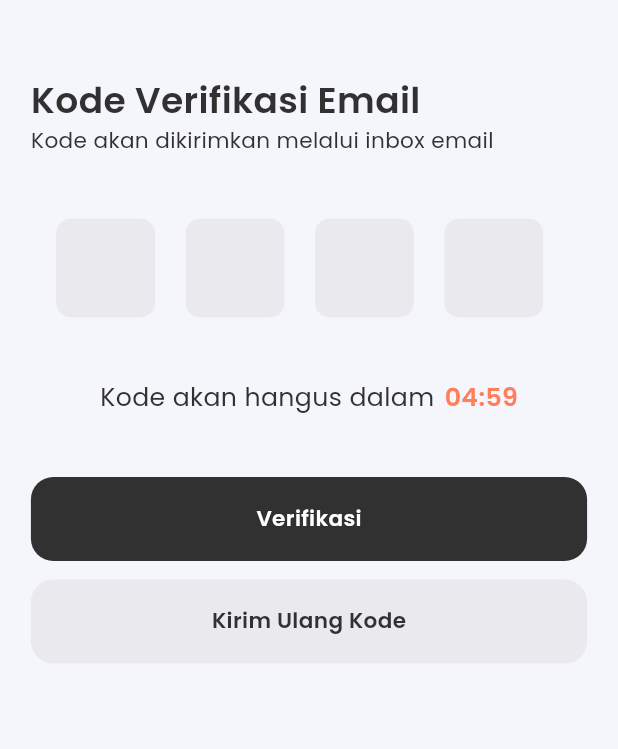
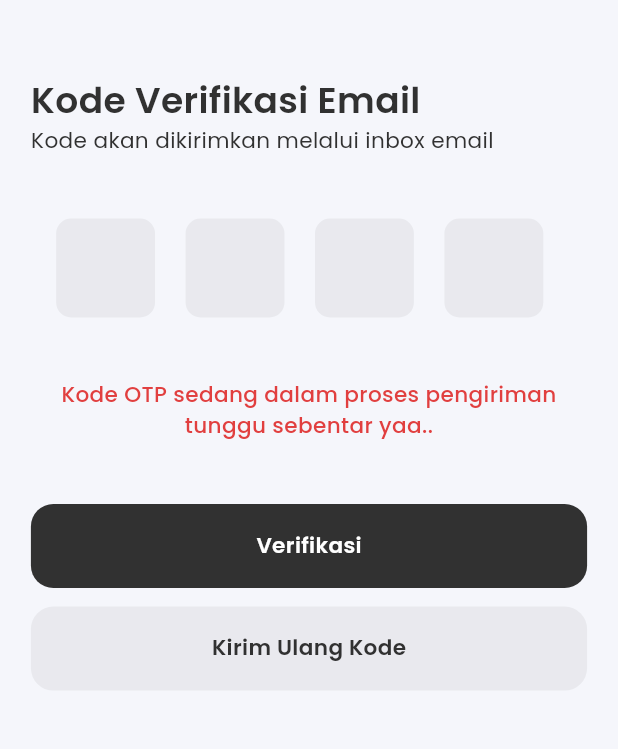
Before and after one commit to Ratih-Shinta/Fun-Education-App, a Flutter app: the VerificationResetPasswordPageView screen opened by its route, on a phone screen of 412 x 824 dp, the part 88-837 px from its top. Run offline on Flutter 3.47's test engine with Material 3 defaults, Android fonts, the phone set to English and light mode, and no system bars; drawn by our look-alikes of auto_size_text, pinput; our stand-ins replace dio, dropdown_button2, easy_date_timeline, firebase_core, firebase_messaging, fl_chart and 10 more; accounts and stored records are empty; network calls fail.

Commit message:
feat [RS] : add otp condition

```diff
--- a/lib/app/pages/reset-password-page/items/verification_reset_password_view.dart
+++ b/lib/app/pages/reset-password-page/items/verification_reset_password_view.dart
@@ -1,5 +1,6 @@
 import 'package:auto_size_text/auto_size_text.dart';
 import 'package:flutter/material.dart';
+import 'package:flutter/widgets.dart';
 import 'package:flutter_svg/svg.dart';
 import 'package:fun_education_app/app/global-component/common_button.dart';
 import 'package:fun_education_app/app/pages/reset-password-page/reset_password_page_controller.dart';
@@ -7,7 +8,8 @@ import 'package:fun_education_app/common/helper/themes.dart';
 import 'package:get/get.dart';
 import 'package:pinput/pinput.dart';
 
-class VerificationResetPasswordPageView extends GetView<ResetPasswordPageController> {
+class VerificationResetPasswordPageView
+    extends GetView<ResetPasswordPageController> {
   @override
   Widget build(BuildContext context) {
     final Size mediaQuery = MediaQuery.of(context).size;
@@ -90,7 +92,17 @@ class VerificationResetPasswordPageView extends GetView<ResetPasswordPageControl
                   ),
                 ),
                 SizedBox(height: height * 0.05),
-                Row(
+                Obx(() {
+                  if (!controller.isOtpSend.value) {
+                    return Center(
+                      child: AutoSizeText(
+                        textAlign: TextAlign.center,
+                        'Kode OTP sedang dalam proses pengiriman tunggu sebentar yaa..',
+                        style: tsBodySmallMedium(dangerColor),
+                      ),
+                    );
+                  } else if (controller.count.value > 0) {
+                    return Row(
                       mainAxisAlignment: MainAxisAlignment.center,
                       children: [
                         AutoSizeText(
@@ -108,9 +120,20 @@ class VerificationResetPasswordPageView extends GetView<ResetPasswordPageControl
                               controller.countDown.value,
                               style: tsBodyMediumSemibold(primaryColor),
                             ),
-                    )),
+                          ),
+                        ),
                       ],
+                    );
+                  } else {
+                    return Center(
+                      child: AutoSizeText(
+                        textAlign: TextAlign.center,
+                        'Yaah, kode OTP sudah hangus, silahkan kirim ulang kode',
+                        style: tsBodySmallMedium(dangerColor),
                       ),
+                    );
+                  }
+                }),
                 SizedBox(height: height * 0.05),
                 CommonButton(
                   text: 'Verifikasi',
--- a/lib/app/pages/reset-password-page/reset_password_page_controller.dart
+++ b/lib/app/pages/reset-password-page/reset_password_page_controller.dart
@@ -7,6 +7,7 @@ import 'package:fun_education_app/common/helper/themes.dart';
 import 'package:fun_education_app/common/routes/app_pages.dart';
 import 'package:get/get.dart';
 import 'package:get/get_rx/get_rx.dart';
+import 'package:get/get_rx/src/rx_types/rx_types.dart';
 
 class ResetPasswordPageController extends GetxController {
   RxBool isLoading = false.obs;
@@ -22,6 +23,7 @@ class ResetPasswordPageController extends GetxController {
 
   var email = ''.obs;
   RxString tokenResetPassword = ''.obs;
+  RxBool isOtpSend = false.obs;
 
   RxString countDown = '00:00'.obs;
   RxInt count = 300.obs;
@@ -89,6 +91,8 @@ class ResetPasswordPageController extends GetxController {
     timer = Timer.periodic(oneSec, (Timer t) {
       if (count.value == 0) {
         t.cancel();
+                countDown.value = 'time out'; // Set the "time out" message
+
       } else {
         count.value--;
         int minute = count.value ~/ 60;
@@ -111,6 +115,7 @@ class ResetPasswordPageController extends GetxController {
         backgroundColor: successColor,
         colorText: whiteColor,
       );
+      isOtpSend.value = true;
       resetAndStartTimer();
     } catch (e) {
       Get.snackbar(
--- a/lib/app/pages/verification-page/verification_page_controller.dart
+++ b/lib/app/pages/verification-page/verification_page_controller.dart
@@ -38,6 +38,7 @@ class VerificationPageController extends GetxController {
     timer = Timer.periodic(oneSec, (Timer t) {
       if (count.value == 0) {
         t.cancel();
+        countDown.value = 'time out'; // Set the "time out" message
       } else {
         count.value--;
         int minute = count.value ~/ 60;
```
Lines whose indentation alone changed are shown as unchanged.
